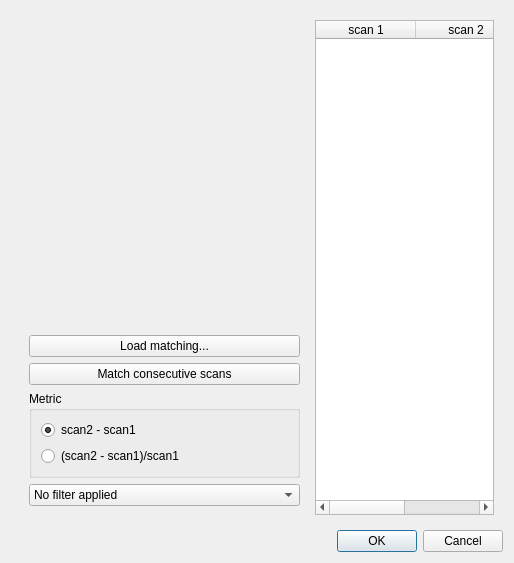
This is connectometry/match_db.ui in frankyeh/DSI-Studio as Qt 5 draws it before an edit. The edited form follows.
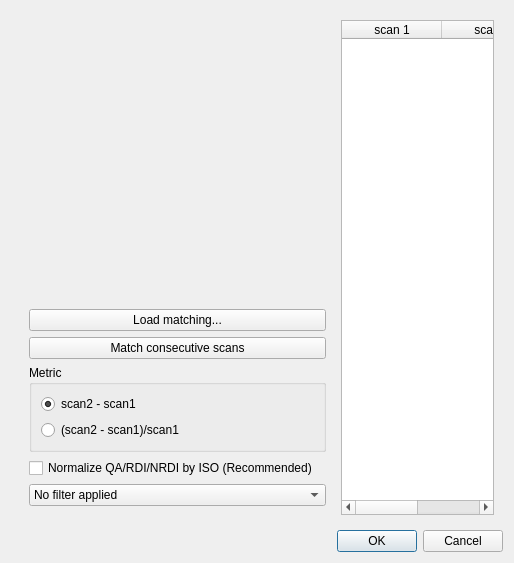
This is the edited form.

The edit to the form file:
```diff
--- a/connectometry/match_db.ui
+++ b/connectometry/match_db.ui
@@ -73,6 +73,13 @@
            </layout>
           </widget>
          </item>
+         <item>
+          <widget class="QCheckBox" name="normalize_iso">
+           <property name="text">
+            <string>Normalize QA/RDI/NRDI by ISO (Recommended)</string>
+           </property>
+          </widget>
+         </item>
          <item>
           <widget class="QComboBox" name="inc_dec_filter">
            <item>
@@ -82,12 +89,12 @@
            </item>
            <item>
             <property name="text">
-             <string>Study increased values in follow-up (scan2)</string>
+             <string>Study only increased values in follow-up (scan2)</string>
             </property>
            </item>
            <item>
             <property name="text">
-             <string>Study decreased values in follow-up (scan2)</string>
+             <string>Study only decreased values in follow-up (scan2)</string>
             </property>
            </item>
           </widget>
```
